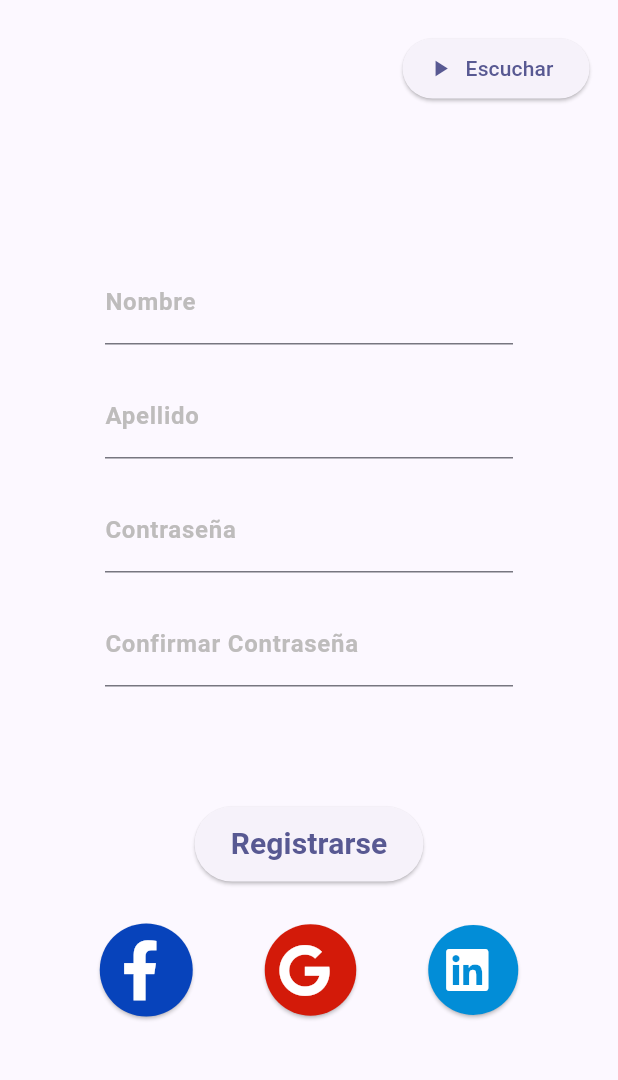
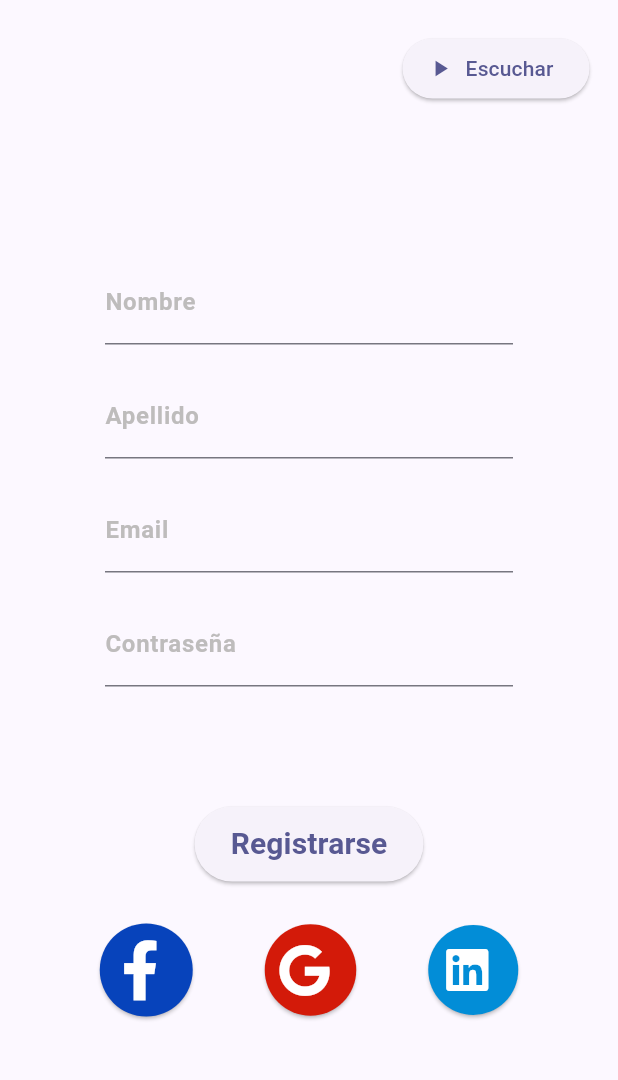
Before and after one commit to exde17/empowerapp, a Flutter app: the screen it shows after launch, after a tap on an icon or button, on a phone screen of 412 x 824 dp, the part 80-1160 px from its top. Run offline on Flutter 3.47's test engine with Material 3 defaults, Android fonts, the phone set to English and light mode, and no system bars; our stand-ins replace font_awesome_flutter; network calls fail.

Commit message:
home_empleate

```diff
--- a/lib/rutes.dart
+++ b/lib/rutes.dart
@@ -1,3 +1,4 @@
+import 'package:empower_app/src/screens/empleate/empleate.dart';
 import 'package:flutter/material.dart';
 import 'package:empower_app/src/screens/home.dart';
 import 'package:empower_app/src/screens/registro.dart';
@@ -7,6 +8,7 @@ class Routes {
   static const String home = '/';
   static const String registro = '/registro';
   static const String login = '/login';
+  static const String empleate = '/empleate';
 
   static Route<dynamic> generateRoute(RouteSettings settings) {
     switch (settings.name) {
@@ -16,6 +18,8 @@ class Routes {
         return MaterialPageRoute(builder: (_) => const Register());
       case login:
         return MaterialPageRoute(builder: (_) => const Login());
+      case empleate:
+        return MaterialPageRoute(builder: (_) => const Empleate());
       default:
         return MaterialPageRoute(
           builder: (_) => Scaffold(
--- a/lib/src/screens/home.dart
+++ b/lib/src/screens/home.dart
@@ -1,4 +1,9 @@
+// import 'package:empower_app/main.dart';
+// import 'package:empower_app/rutes.dart';
 import 'package:empower_app/rutes.dart';
+// import 'package:empower_app/src/screens/empleate/empleate.dart';
+import 'package:empower_app/src/utils/bar.dart';
+import 'package:empower_app/src/utils/bottom_navigation.dart.dart';
 import 'package:flutter/material.dart';
 
 class Home extends StatefulWidget {
@@ -9,11 +14,15 @@ class Home extends StatefulWidget {
 }
 
 class HomeState extends State<Home> {
-  int _selectedIndex = 0; // Ahora es parte de un StatefulWidget
+  int _selectedIndex = 0; // Estado para rastrear el ítem seleccionado
 
   void _onItemTapped(int index) {
     setState(() {
       _selectedIndex = index;
+      // Verifica qué ítem se seleccionó y navega a la pantalla correspondiente
+      if (index == 1) {
+        Navigator.pushNamed(context, Routes.empleate);
+      }
     });
   }
 
@@ -21,62 +30,9 @@ class HomeState extends State<Home> {
   Widget build(BuildContext context) {
     const SizedBox(height: 40);
     return Scaffold(
-      appBar: AppBar(
-          title: Row(
-            mainAxisAlignment: MainAxisAlignment
-                .center, // Centra los elementos dentro de la Row
-            children: [
-              const Text(
-                'EmpowerApp', // El título
-                style: TextStyle(
-                  fontSize: 38,
-                  fontWeight: FontWeight.bold, // Hace el texto más grueso
-                  color: Colors.grey, // Color gris oscuro
-                ),
-              ),
-              const SizedBox(width: 10), // Espacio entre el título y la imagen
-              Image.asset(
-                'lib/assets/logoEmpowerapp.png', // Asegúrate de que la ruta de tu imagen sea correcta
-                width: 50,
-                height: 50,
-              ),
-            ],
-          ),
-          centerTitle:
-              true, // Centra el Row, pero no sus contenidos internos individualmente
+      //el appBar
+      appBar: CustomAppBar.buildAppBar(context),
 
-          //boton de opciones
-          // leading: IconButton(
-          //   icon: const Icon(Icons.menu), // Ícono de menú
-          //   onPressed: () {
-          //     // Acción del botón
-          //   },
-          // ),
-          actions: <Widget>[
-            PopupMenuButton<String>(
-              onSelected: (String value) {
-                // Añade tu lógica aquí, basada en el valor seleccionado
-                // Por ejemplo:
-                if (value == 'perfil') {
-                  // Navega a la pantalla de perfil
-                } else if (value == 'cerrar_sesion') {
-                  Navigator.pushReplacementNamed(context, Routes.login);
-                }
-              },
-              itemBuilder: (BuildContext context) => <PopupMenuEntry<String>>[
-                const PopupMenuItem<String>(
-                  value: 'perfil',
-                  child: Text('Perfil'),
-                ),
-                const PopupMenuItem<String>(
-                  value: 'cerrar_sesion',
-                  child: Text('Cerrar sesión'),
-                ),
-              ],
-              icon: const Icon(Icons.person,
-                  size: 44), // Puedes ajustar el tamaño aquí si es necesario
-            ),
-          ]),
       body: Center(
         child: Column(
           mainAxisSize: MainAxisSize.max,
@@ -107,7 +63,7 @@ class HomeState extends State<Home> {
             Image.asset(
               'lib/assets/home.png', // Asegúrate de que la ruta de tu imagen sea correcta
               width: 500,
-              height: 570,
+              height: 500,
             ),
 
             const Spacer(),
@@ -115,19 +71,10 @@ class HomeState extends State<Home> {
           ],
         ),
       ),
-      bottomNavigationBar: BottomNavigationBar(
-        items: const <BottomNavigationBarItem>[
-          BottomNavigationBarItem(icon: Icon(Icons.home), label: 'Inicio'),
-          BottomNavigationBarItem(icon: Icon(Icons.work), label: 'Empleate'),
-          BottomNavigationBarItem(
-              icon: Icon(Icons.room_service), label: 'Servicios'),
-          // BottomNavigationBarItem(icon: Icon(Icons.store), label: 'Tienda'),
-          // BottomNavigationBarItem(icon: Icon(Icons.map), label: 'Muevete'),
-          // BottomNavigationBarItem(icon: Icon(Icons.gif), label: 'Donación'),
-        ],
-        currentIndex: _selectedIndex,
-        selectedItemColor: Colors.amber[800],
-        onTap: _onItemTapped,
+
+      bottomNavigationBar: CustonBottomNavigation(
+        selectedIndex: _selectedIndex,
+        onItemTapped: _onItemTapped,
       ),
     );
   }
--- a/lib/src/screens/login.dart
+++ b/lib/src/screens/login.dart
@@ -34,6 +34,9 @@ class _LoginState extends State<Login> {
     return Scaffold(
       // Barra superior /////////////////////////////////////////////////
       appBar: AppBar(
+        automaticallyImplyLeading:
+            false, // Esto deshabilita el botón de regreso automático
+        // el resto de tu AppBar aquí
         title: Row(
           mainAxisAlignment:
               MainAxisAlignment.center, // Centra los elementos dentro de la Row
--- a/lib/src/screens/registro.dart
+++ b/lib/src/screens/registro.dart
@@ -1,5 +1,13 @@
+import 'package:empower_app/rutes.dart';
 import 'package:flutter/material.dart';
 import 'package:font_awesome_flutter/font_awesome_flutter.dart';
+import 'package:http/http.dart' as http;
+import 'dart:convert';
+
+TextEditingController _passwordController = TextEditingController();
+TextEditingController _emailController = TextEditingController();
+TextEditingController _nameController = TextEditingController();
+TextEditingController _lastNameController = TextEditingController();
 
 class Register extends StatelessWidget {
   const Register({super.key});
@@ -61,12 +69,23 @@ class Register extends StatelessWidget {
             // Campo de texto para el nombre
             Textt(
               labelText: 'Nombre',
+              controller: _nameController,
+              onChanged: (value) => {},
+            ),
+
+            const SizedBox(height: 20),
+
+            Textt(
+              labelText: 'Apellido',
+              controller: _lastNameController,
               onChanged: (value) => {},
             ),
 
             const SizedBox(height: 20), // Espacio entre los campos de texto
+
             Textt(
-              labelText: 'Apellido',
+              labelText: 'Email',
+              controller: _emailController,
               onChanged: (value) => {},
             ),
 
@@ -77,20 +96,21 @@ class Register extends StatelessWidget {
             // Campo de texto para la contraseña
             Textt(
               labelText: 'Contraseña',
-              onChanged: (value) => {},
-            ),
-
-            const SizedBox(height: 20),
-
-            Textt(
-              labelText: 'Confirmar Contraseña',
+              controller: _passwordController,
               onChanged: (value) => {},
             ),
 
             const SizedBox(height: 80),
             //boton de registro
             ElevatedButton(
-                onPressed: () => {},
+                onPressed: () => {
+                      register(
+                          _nameController.text,
+                          _lastNameController.text,
+                          _emailController.text,
+                          _passwordController.text,
+                          context)
+                    },
                 style: ElevatedButton.styleFrom(
                   minimumSize: const Size(150, 50),
                   shape: RoundedRectangleBorder(
@@ -193,11 +213,13 @@ class Register extends StatelessWidget {
 //WIDGET PARA LOS LabelText
 class Textt extends StatelessWidget {
   final String labelText;
+  final TextEditingController? controller;
   final void Function(String) onChanged;
   const Textt({
     super.key,
     required this.labelText,
     required this.onChanged,
+    this.controller,
   });
 
   @override
@@ -205,6 +227,7 @@ class Textt extends StatelessWidget {
     return Padding(
       padding: const EdgeInsets.symmetric(horizontal: 70),
       child: TextField(
+        controller: controller,
         keyboardType: TextInputType.emailAddress,
         decoration: InputDecoration(
           labelText: labelText,
@@ -218,3 +241,34 @@ class Textt extends StatelessWidget {
     );
   }
 }
+
+Future<void> register(String name, String apellido, String email,
+    String password, BuildContext context) async {
+  // Aquí puedes mostrar un indicador de progreso si lo deseas
+
+  final Uri url =
+      Uri.parse('https://render-school.onrender.com/api/auth/register');
+  final response = await http.post(
+    url,
+    headers: {'Content-Type': 'application/json'},
+    body: json.encode({
+      'firstName': name,
+      'lastName': apellido,
+      'password': password,
+      'email': email,
+    }),
+  );
+
+  // Aquí puedes ocultar el indicador de progreso si lo mostraste
+
+  if (response.statusCode == 200 || response.statusCode == 201) {
+    // Registro exitoso
+    Navigator.pushReplacementNamed(
+        context, Routes.home); // Navega a la pantalla de inicio
+  } else {
+    // Error al hacer registro
+    ScaffoldMessenger.of(context).showSnackBar(
+      SnackBar(content: Text('Error al hacer registro: ${response.body}')),
+    );
+  }
+}
--- /dev/null
+++ b/lib/src/utils/bar.dart
@@ -0,0 +1,59 @@
+import 'package:empower_app/rutes.dart';
+import 'package:flutter/material.dart';
+
+class CustomAppBar {
+  static AppBar buildAppBar(BuildContext context) {
+    return AppBar(
+      automaticallyImplyLeading: false,
+      title: Row(
+        mainAxisAlignment: MainAxisAlignment.center,
+        children: [
+          const Text(
+            'EmpowerApp',
+            style: TextStyle(
+              fontSize: 38,
+              fontWeight: FontWeight.bold,
+              color: Colors.grey,
+            ),
+          ),
+          const SizedBox(width: 10),
+          Image.asset(
+            'lib/assets/logoEmpowerapp.png',
+            width: 50,
+            height: 50,
+          ),
+        ],
+      ),
+      centerTitle: true,
+      //     //boton de opciones
+      //     // leading: IconButton(
+      //     //   icon: const Icon(Icons.menu), // Ícono de menú
+      //     //   onPressed: () {
+      //     //     // Acción del botón
+      //     //   },
+      //     // ),
+      actions: <Widget>[
+        PopupMenuButton<String>(
+          onSelected: (String value) {
+            if (value == 'perfil') {
+              // Navega a la pantalla de perfil
+            } else if (value == 'cerrar_sesion') {
+              Navigator.pushReplacementNamed(context, Routes.login);
+            }
+          },
+          itemBuilder: (BuildContext context) => <PopupMenuEntry<String>>[
+            const PopupMenuItem<String>(
+              value: 'perfil',
+              child: Text('Perfil'),
+            ),
+            const PopupMenuItem<String>(
+              value: 'cerrar_sesion',
+              child: Text('Cerrar sesión'),
+            ),
+          ],
+          icon: const Icon(Icons.person, size: 44),
+        ),
+      ],
+    );
+  }
+}
```
Also changed, not shown: lib/src/screens/empleate/empleate.dart (added, +114 -0 lines), lib/src/utils/bottom_navigation.dart.dart (added, +48 -0 lines).
